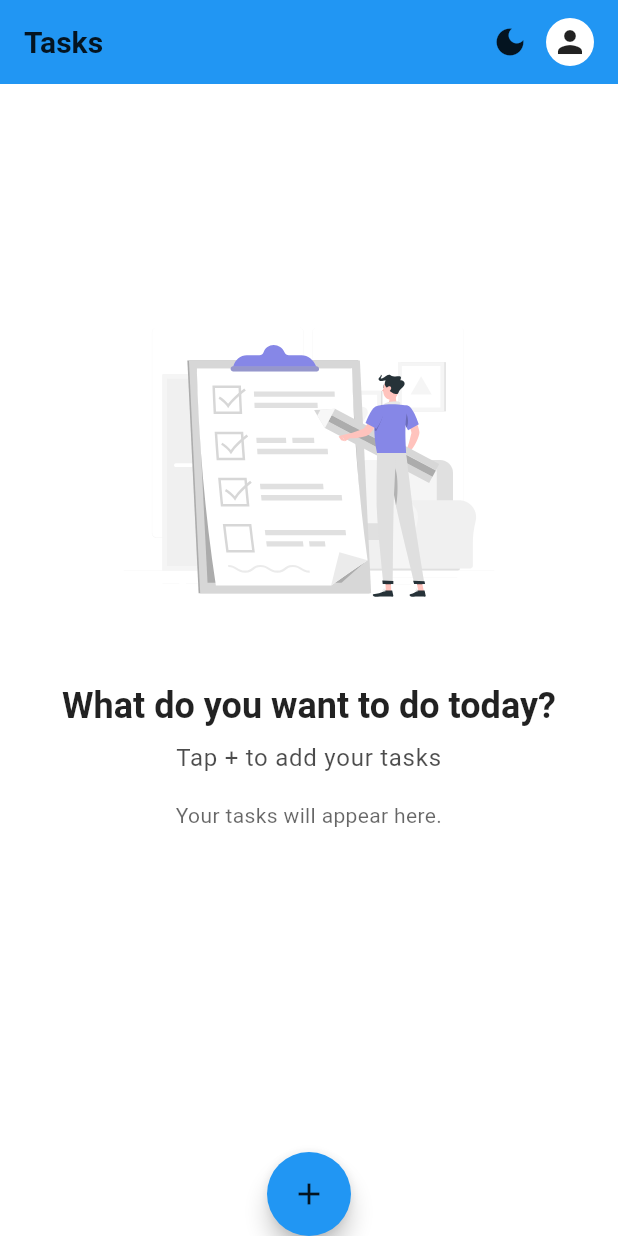
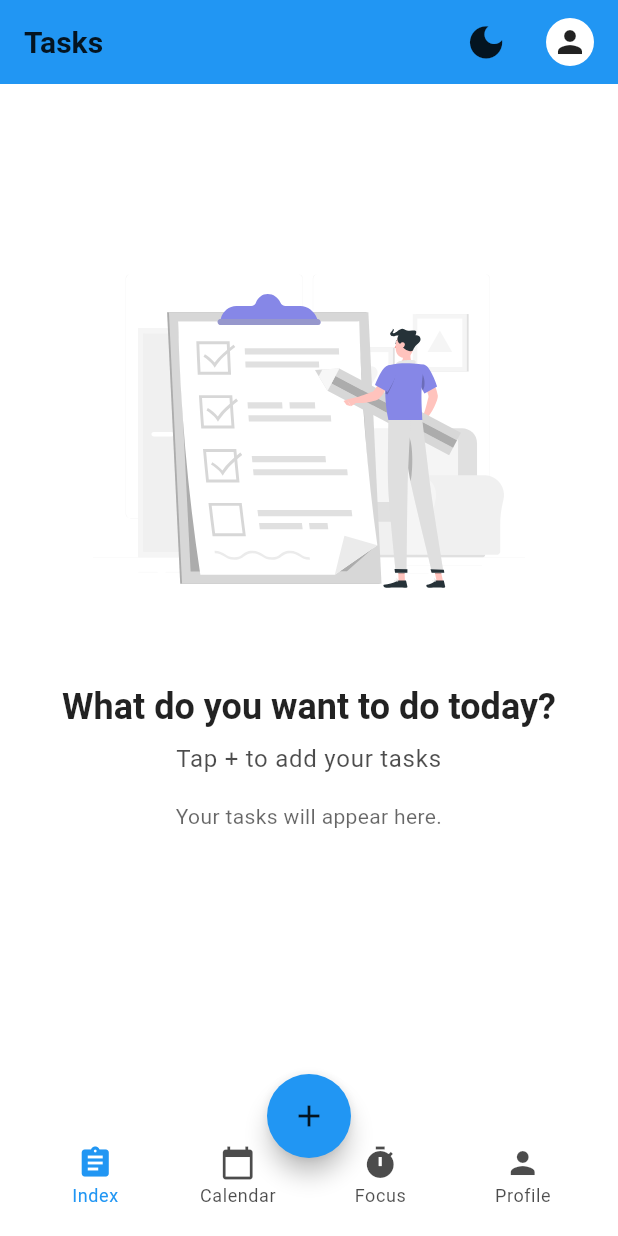
Before and after one commit to lovish1311/To-do, a Flutter app: the screen it shows after launch, on a phone screen of 412 x 824 dp. Run offline on Flutter 3.47's test engine with Material 3 defaults, Android fonts, the light colour scheme and no system bars; our stand-ins replace flutter_svg, hive, hive_flutter; accounts and stored records are empty; network calls fail.

Commit message:
Home screen bugs and improvements 0.3

```diff
--- a/lib/views/screens/task_lists_screen.dart
+++ b/lib/views/screens/task_lists_screen.dart
@@ -33,7 +33,7 @@ class _TaskListsScreenState extends State<TaskListsScreen> {
     final textTheme = theme.textTheme;
     final themeViewModel = Provider.of<ThemeViewModel>(context);
 
-    final bool isBottomNavVisible = true;
+    final bool isBottomNavVisible = true; // Set to true to always show the bottom nav bar
     final double bottomContentPadding = MediaQuery.of(context).viewInsets.bottom +
         (isBottomNavVisible ? kBottomNavigationBarHeight + AppDimens.cardMargin : AppDimens.screenPadding);
 
@@ -56,6 +56,7 @@ class _TaskListsScreenState extends State<TaskListsScreen> {
                   ? Icons.light_mode
                   : Icons.dark_mode,
               color: theme.appBarTheme.foregroundColor,
+              size: AppDimens.iconSize * 1.2,
             ),
             onPressed: () {
               themeViewModel.setThemeMode(
@@ -66,27 +67,26 @@ class _TaskListsScreenState extends State<TaskListsScreen> {
             },
             tooltip: 'Toggle Theme',
           ),
-          // MODIFIED: Replaced IconButton with a circular image
+          SizedBox(width: AppDimens.screenPadding), // Dynamic spacing
           Padding(
-            padding: const EdgeInsets.only(right: AppDimens.screenPadding / 2),
+            padding: const EdgeInsets.only(right: AppDimens.screenPadding), // Increased right padding
             child: GestureDetector(
               onTap: () {
-                // Currently set to do nothing, as requested.
                 print('Circular image button pressed (no action taken).');
               },
               child: Tooltip(
-                message: 'User Profile', // Changed tooltip message
+                message: 'User Profile',
                 child: CircleAvatar(
-                  radius: AppDimens.iconSize / 1.5, // Adjust size as needed
-                  backgroundColor: colorScheme.surface, // Background of the circle
+                  radius: AppDimens.iconSize / 1.5,
+                  backgroundColor: colorScheme.surface,
                   child: ClipOval(
                     child: Image.network(
-                      "https://placehold.co/50x50/cccccc/000000?text=P", // Placeholder image, 'P' for Profile
-                      width: AppDimens.iconSize * 1.2, // Slightly larger than radius for fill
+                      "https://placehold.co/50x50/cccccc/000000?text=P",
+                      width: AppDimens.iconSize * 1.2,
                       height: AppDimens.iconSize * 1.2,
-                      fit: BoxFit.cover, // Cover the circular area
+                      fit: BoxFit.cover,
                       errorBuilder: (context, error, stackTrace) => Icon(
-                        Icons.person, // Fallback to person icon on error
+                        Icons.person,
                         color: theme.appBarTheme.foregroundColor,
                         size: AppDimens.iconSize,
                       ),
@@ -96,7 +96,6 @@ class _TaskListsScreenState extends State<TaskListsScreen> {
               ),
             ),
           ),
-          SizedBox(width: AppDimens.screenPadding / 2),
         ],
       ),
       body: Consumer<TaskViewModel>(
@@ -118,8 +117,8 @@ class _TaskListsScreenState extends State<TaskListsScreen> {
                       const Spacer(flex: 1),
                       SvgPicture.asset(
                         "assets/images/img_checklist.svg",
-                        width: MediaQuery.of(context).size.width * 0.6,
-                        height: MediaQuery.of(context).size.width * 0.6,
+                        width: MediaQuery.of(context).size.width * 0.7,
+                        height: MediaQuery.of(context).size.width * 0.7,
                         fit: BoxFit.contain,
                       ),
                       SizedBox(height: AppDimens.screenPadding),
@@ -171,7 +170,6 @@ class _TaskListsScreenState extends State<TaskListsScreen> {
                           },
                           onTap: () {
                             print('Tapped on Task: ${task.title}');
-                            // TODO: Implement navigation to Task Details/Edit Screen for this individual task
                           },
                         );
                       },
@@ -210,6 +208,11 @@ class _TaskListsScreenState extends State<TaskListsScreen> {
         child: const Icon(Icons.add),
         shape: const CircleBorder(),
       ),
+      bottomNavigationBar: CustomBottomNavBar( // Ensure this widget is called
+        isVisible: isBottomNavVisible, // Ensure this is true
+        currentIndex: _selectedTabIndex,
+        onTap: _onTabTapped,
+      ),
       floatingActionButtonLocation: FloatingActionButtonLocation.centerDocked,
     );
   }
```
